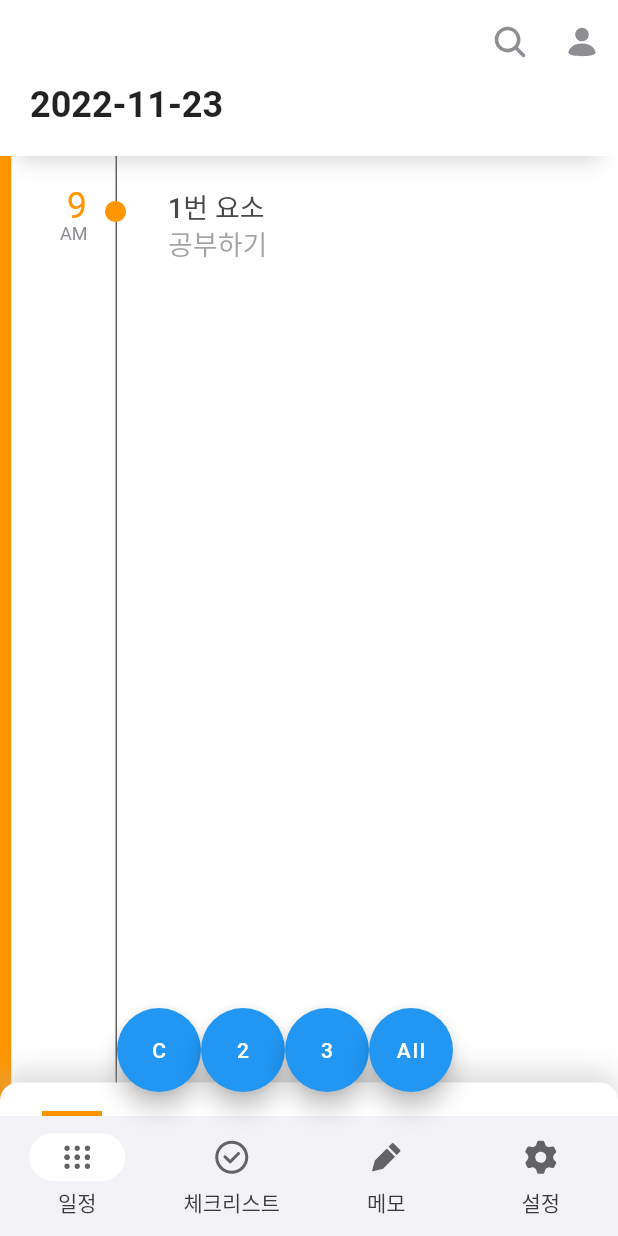
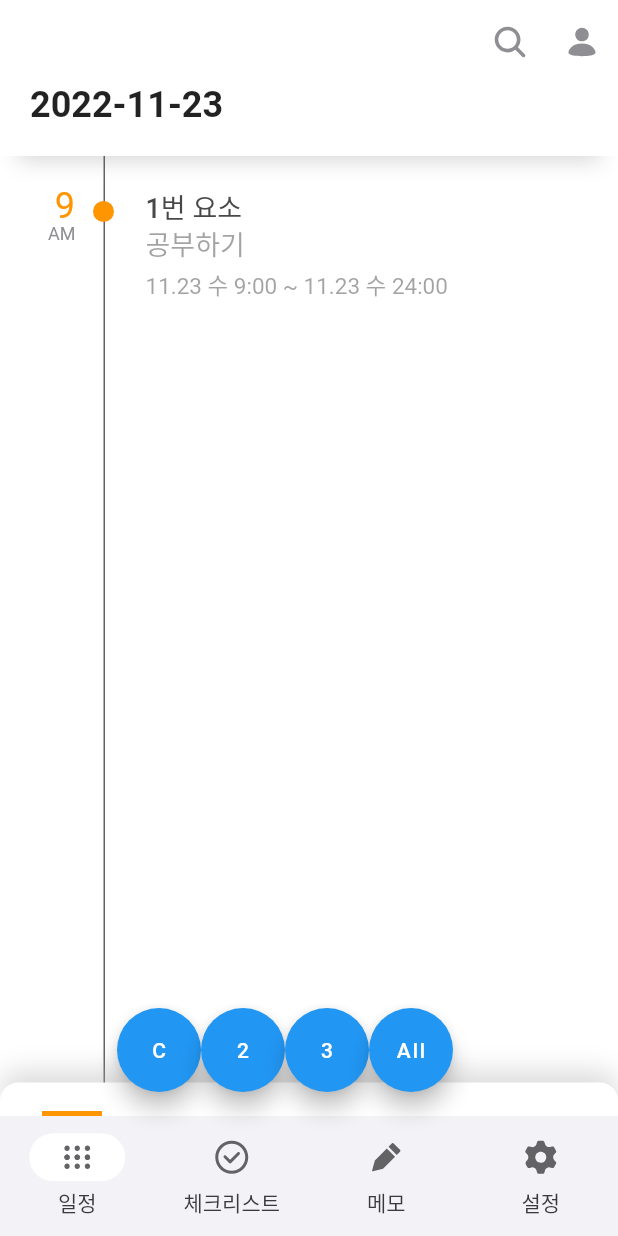
Before and after one commit to woori-side-team/calendar, a Flutter app: the DayPage screen opened directly with empty values, scrolled down 158 dp, after a tap on "All", on a phone screen of 412 x 824 dp. Run offline on Flutter 3.47's test engine with Material 2 defaults, Android fonts, the phone set to English and light mode, and no system bars; our stand-ins replace carousel_slider, flutter_svg, freezed_annotation, get_it, hive, hive_flutter and 2 more; accounts and stored records are empty; generated files the repository leaves out were written again; Roboto replaces fonts that are missing (Pretendard).

Commit message:
DayPage 디자인 수정 스케줄 기간을 명시적으로 표시 provider 버그 수정

```diff
--- a/lib/common/utils/custom_date_utils.dart
+++ b/lib/common/utils/custom_date_utils.dart
@@ -99,4 +99,27 @@ class CustomDateUtils {
 
     return weeks;
   }
+
+  /// 영어 요일 한글로 변환
+  static String getKoreanDayOfWeek(String dayOfWeek){
+    switch(dayOfWeek){
+      case 'Sun':
+        return '일';
+      case 'Mon':
+        return '월';
+      case 'Tue':
+        return '화';
+      case 'Wed':
+        return '수';
+      case 'Thu':
+        return '목';
+      case 'Fri':
+        return '금';
+      case 'Sat':
+        return '토';
+      default:
+        assert(false, 'CustomDateUtils: getKoreanDayOfWeek error.');
+        return '';
+    }
+  }
 }
--- a/lib/domain/use_cases/schedule_use_cases.dart
+++ b/lib/domain/use_cases/schedule_use_cases.dart
@@ -36,3 +36,14 @@ class DeleteAllSchedulesUseCase {
     await _scheduleRepository.deleteAllSchedules();
   }
 }
+
+@injectable
+class DeleteScheduleUseCase {
+  final ScheduleRepository _scheduleRepository;
+
+  const DeleteScheduleUseCase(this._scheduleRepository);
+
+  Future<void> call(String id) async {
+    await _scheduleRepository.deleteSchedule(id);
+  }
+}
--- a/lib/presentation/providers/schedules_provider.dart
+++ b/lib/presentation/providers/schedules_provider.dart
@@ -2,6 +2,7 @@ import 'package:calendar/common/utils/custom_date_utils.dart';
 import 'package:calendar/common/utils/custom_string_utils.dart';
 import 'package:calendar/domain/models/schedule_model.dart';
 import 'package:calendar/domain/use_cases/schedule_use_cases.dart';
+import 'package:collection/collection.dart';
 import 'package:flutter/material.dart';
 import 'package:injectable/injectable.dart';
 
@@ -10,6 +11,7 @@ class SchedulesProvider with ChangeNotifier {
   final AddScheduleUseCase _addScheduleUseCase;
   final GetSchedulesAtMonthUseCase _getSchedulesAtMonthUseCase;
   final DeleteAllSchedulesUseCase _deleteAllSchedulesUseCase;
+  final DeleteScheduleUseCase _deleteScheduleUseCase;
 
   /// 변화 있을 때마다 이번 달 일정들을 미리 계산해서 여기에 캐싱.
   List<ScheduleModel> _selectedMonthSchedulesCache = [];
@@ -22,7 +24,7 @@ class SchedulesProvider with ChangeNotifier {
   int _nextItemIndex = 0;
 
   SchedulesProvider(this._addScheduleUseCase, this._getSchedulesAtMonthUseCase,
-      this._deleteAllSchedulesUseCase) {
+      this._deleteAllSchedulesUseCase, this._deleteScheduleUseCase) {
     // 시작 때 필요 데이터 로딩.
     (() async {
       await _loadData();
@@ -42,7 +44,14 @@ class SchedulesProvider with ChangeNotifier {
     notifyListeners();
   }
 
-  get selectedMonthSchedules => _selectedMonthSchedulesCache;
+  List<ScheduleModel> get selectedMonthSchedules =>
+      _selectedMonthSchedulesCache;
+
+  List<ScheduleModel> get sortedSelectedMonthSchedules {
+    final sortedList = [..._selectedMonthSchedulesCache];
+    sortedList.sort((a, b) => a.start.compareTo(b.start));
+    return sortedList;
+  }
 
   /// day에 있는 스케줄 불러오기
   List<ScheduleModel> getOneDaySchedules(DateTime day) {
@@ -53,12 +62,21 @@ class SchedulesProvider with ChangeNotifier {
           day.isAtSameMomentAs(schedule.end);
     }
 
-    return selectedMonthSchedules
+    return _selectedMonthSchedulesCache
         .where((e) =>
             CustomDateUtils.areSameDays(e.start, day) ||
             CustomDateUtils.areSameDays(e.end, day) ||
             isBetweenStartAndEnd(e, day))
         .toList();
+  }
+
+  List<ScheduleModel> getSortedOneDaySchedules(DateTime day) {
+    List<ScheduleModel> sortedList =
+        getOneDaySchedules(day).sorted((a, b) => a.start.compareTo(b.start));
+    List<ScheduleModel> sortedAllDayList = sortedList.where((e) => e.type == ScheduleType.allDay).toList();
+    sortedList.removeWhere((e) => e.type == ScheduleType.allDay);
+    sortedList.insertAll(0, sortedAllDayList);
+    return sortedList;
   }
 
   /// 테스트용.
@@ -91,8 +109,10 @@ class SchedulesProvider with ChangeNotifier {
   Future<void> generateAllDaySchedule(DateTime day) async {
     // 테스트용 시작 시간
     int startHour = _nextStartHour;
-    int endHour = (startHour + 2) % 24;
-    _nextStartHour = endHour;
+    int endHour = 24;
+    DateTime realRecordedDateTime =
+        DateTime(day.year, day.month, day.day, 23, 59, 59);
+    _nextStartHour = (startHour + 2) % 24;
     _nextItemIndex++;
 
     final schedule = ScheduleModel(
@@ -101,7 +121,7 @@ class SchedulesProvider with ChangeNotifier {
         content: '공부하기',
         type: ScheduleType.allDay,
         start: DateTime(day.year, day.month, day.day, startHour),
-        end: DateTime(day.year, day.month, day.day, endHour),
+        end: realRecordedDateTime,
         colorIndex: _nextItemIndex % 4);
 
     await _addScheduleUseCase(schedule);
@@ -116,6 +136,12 @@ class SchedulesProvider with ChangeNotifier {
     notifyListeners();
   }
 
+  Future<void> deleteSchedule(String id) async {
+    await _deleteScheduleUseCase(id);
+    await _loadData();
+    notifyListeners();
+  }
+
   /// DB에서 캐싱할 것들 로딩.
   Future<void> _loadData() async {
     _selectedMonthSchedulesCache =
--- a/lib/presentation/providers/sheet_provider.dart
+++ b/lib/presentation/providers/sheet_provider.dart
@@ -6,6 +6,8 @@ import 'package:flutter/material.dart';
 import '../../common/utils/custom_date_utils.dart';
 import '../widgets/common/custom_theme.dart';
 
+enum SheetMode { edit, view }
+
 class SheetProvider with ChangeNotifier {
   // page마다 sheet는 다 다른 시트이기 때문에,
   // DraggableScrollableController 하나를 다같이 쓰면
@@ -13,7 +15,8 @@ class SheetProvider with ChangeNotifier {
   // 그래서 page마다 다 다른 controller를 할당
   final List<DraggableScrollableController> _sheetScrollControllers = [];
   final Color disableColor = CustomTheme.gray.gray3;
-  final List<Color> _editColors = [CustomTheme.gray.gray3,];
+  final List<Color> _editColors = [CustomTheme.gray.gray3];
+  final List<SheetMode> _sheetModes = [SheetMode.view];
   Timer? _debounce;
 
   @override
@@ -28,6 +31,7 @@ class SheetProvider with ChangeNotifier {
   void addScrollController() {
     _sheetScrollControllers.add(DraggableScrollableController());
     _editColors.add(disableColor);
+    _sheetModes.add(SheetMode.view);
   }
 
   List<DraggableScrollableController> get sheetScrollControllers =>
@@ -35,24 +39,39 @@ class SheetProvider with ChangeNotifier {
 
   List<Color> get editColors => _editColors;
 
+  List<SheetMode> get sheetModes => _sheetModes;
+
   void setEditColor(int scrollControllerIndex, double size) {
     if (_debounce?.isActive ?? false) _debounce?.cancel();
-    _debounce = Timer(const Duration(milliseconds: 250), () {
+    _debounce = Timer(const Duration(milliseconds: 150), () {
       if (_sheetScrollControllers[scrollControllerIndex].isAttached &&
           _sheetScrollControllers[scrollControllerIndex].size >= 0.4) {
         _editColors[scrollControllerIndex] = CustomTheme.tint.blue;
       } else {
         _editColors[scrollControllerIndex] = CustomTheme.gray.gray3;
+        // 바텀시트가 최하단으로 내려가면 edit mode 해제
+        setSheetViewMode(scrollControllerIndex);
       }
       notifyListeners();
     });
   }
 
+  void setSheetViewMode(int scrollControllerIndex){
+    _sheetModes[scrollControllerIndex] = SheetMode.view;
+    notifyListeners();
+  }
+
+  void setSheetEditMode(int scrollControllerIndex){
+    _sheetModes[scrollControllerIndex] = SheetMode.edit;
+    notifyListeners();
+  }
+
   /// DateTime.now()와 target이 며칠 차이나는지 반환
   int getDCount(DateTime target) {
     final startDate = DateTime(target.year, target.month, target.day);
+    final now = CustomDateUtils.getNow();
     final nowDate =
-        DateTime(DateTime.now().year, DateTime.now().month, DateTime.now().day);
+        DateTime(now.year, now.month, now.day);
     return startDate.difference(nowDate).inDays;
   }
 
--- a/lib/presentation/widgets/schedule/day_page.dart
+++ b/lib/presentation/widgets/schedule/day_page.dart
@@ -1,3 +1,4 @@
+import 'package:calendar/common/utils/custom_date_utils.dart';
 import 'package:calendar/common/utils/custom_route_utils.dart';
 import 'package:calendar/domain/models/schedule_model.dart';
 import 'package:calendar/presentation/providers/schedules_provider.dart';
@@ -7,7 +8,6 @@ import 'package:calendar/presentation/widgets/layout/custom_app_bar.dart';
 import 'package:calendar/presentation/widgets/layout/custom_navigation_bar.dart';
 import 'package:calendar/presentation/widgets/schedule/month_page.dart';
 import 'package:calendar/presentation/widgets/schedule/schedule_sheet.dart';
-import 'package:collection/collection.dart';
 import 'package:flutter/material.dart';
 import 'package:intl/intl.dart';
 import 'package:provider/provider.dart';
@@ -22,10 +22,9 @@ class DayPage extends StatelessWidget {
     required String title,
     required String content,
     required Color color,
-    required double contentBoxHeight,
   }) {
     return Container(
-      height: contentBoxHeight - 24,
+      width: double.infinity,
       padding: const EdgeInsets.symmetric(horizontal: 14, vertical: 8),
       decoration:
           BoxDecoration(color: color, borderRadius: BorderRadius.circular(14)),
@@ -60,10 +59,8 @@ class DayPage extends StatelessWidget {
     required String title,
     required String content,
     required Color color,
-    required double contentBoxHeight,
   }) {
     return SizedBox(
-      height: contentBoxHeight - 24,
       child: Column(
         crossAxisAlignment: CrossAxisAlignment.start,
         children: [
@@ -91,6 +88,32 @@ class DayPage extends StatelessWidget {
     );
   }
 
+  Widget _createDateRangeText(ScheduleModel schedule) {
+    String startDayOfWeek = CustomDateUtils.getKoreanDayOfWeek(
+        DateFormat('E').format(schedule.start));
+    String endDayOfWeek = CustomDateUtils.getKoreanDayOfWeek(
+        DateFormat('E').format(schedule.end));
+    // 24시를 저장하려고 하면 다음 날 0시로 저장된다.
+    // 24시 저장 대신에 23시 59분 59초로 저장하게 했다.(SchedulesProvider에서)
+    // 59초를 저장할린 없지 않겠는가? 그래서 59초인지 아닌지로 판단하게 했다.
+    String endHour = schedule.end.second == 59
+        ? '24:00'
+        : DateFormat('H:mm').format(schedule.end);
+
+    return Text(
+      '${DateFormat('MM.dd').format(schedule.start)} '
+      '$startDayOfWeek '
+      '${DateFormat('H:mm').format(schedule.start)} '
+      '~ ${DateFormat('MM.dd').format(schedule.end)} '
+      '$endDayOfWeek '
+      '$endHour',
+      style: TextStyle(
+        fontSize: 15,
+        color: CustomTheme.scale.scale8.withOpacity(0.5),
+      ),
+    );
+  }
+
   Widget _createScheduleRow(ScheduleModel schedule) {
     final int time = schedule.start.hour;
     final String amPm = time < 12 ? 'AM' : 'PM';
@@ -99,7 +122,6 @@ class DayPage extends StatelessWidget {
     final Color color = markerColors[schedule.colorIndex % markerColors.length];
     int progressTime = schedule.end.hour - schedule.start.hour;
     if (progressTime < 0) progressTime = 1;
-    final double contentBoxHeight = 100 + progressTime.toDouble() * 25;
 
     return Row(
       crossAxisAlignment: CrossAxisAlignment.start,
@@ -108,7 +130,7 @@ class DayPage extends StatelessWidget {
           crossAxisAlignment: CrossAxisAlignment.end,
           children: [
             Padding(
-              padding: const EdgeInsets.only(left: 37, top: 24),
+              padding: const EdgeInsets.only(left: 29, top: 24),
               child: Container(
                 width: 21,
                 height: 22,
@@ -127,7 +149,7 @@ class DayPage extends StatelessWidget {
               ),
             ),
             Container(
-              margin: const EdgeInsets.only(left: 36, right: 1),
+              margin: const EdgeInsets.only(left: 28, right: 1),
               width: 21,
               height: 12,
               alignment: AlignmentDirectional.centerEnd,
@@ -156,9 +178,12 @@ class DayPage extends StatelessWidget {
           ),
         ),
         Expanded(
-          child: Padding(
+          child: Column(
+            crossAxisAlignment: CrossAxisAlignment.start,
+            children: [
+              Padding(
                 padding: EdgeInsets.only(
-                left: schedule.type == ScheduleType.hours ? 14 : 28,
+                    left: schedule.type == ScheduleType.hours ? 14 : 21,
                     top: 24,
                     right: 12),
                 child: schedule.type == ScheduleType.hours
@@ -166,14 +191,21 @@ class DayPage extends StatelessWidget {
                         title: title,
                         content: content,
                         color: color,
-                    contentBoxHeight: contentBoxHeight,
                       )
                     : _createAllDayScheduleTextContainer(
                         title: title,
                         content: content,
                         color: color,
-                    contentBoxHeight: contentBoxHeight,
                       ),
+              ),
+              Padding(
+                padding: EdgeInsets.only(
+                  top: 4,
+                  left: schedule.type == ScheduleType.hours ? 14 : 21,
+                ),
+                child: _createDateRangeText(schedule),
+              ),
+            ],
           ),
         ),
       ],
@@ -205,12 +237,7 @@ class DayPage extends StatelessWidget {
   @override
   Widget build(BuildContext context) {
     final schedulesProvider = context.watch<SchedulesProvider>();
-    final currentSchedules = schedulesProvider
-        .getOneDaySchedules(selectedDate)
-        .sorted((a, b) => a.start.compareTo(b.start));
-    final allDaySchedules = currentSchedules
-        .where((schedule) => schedule.type == ScheduleType.allDay)
-        .toList();
+    final currentSchedules = schedulesProvider.getSortedOneDaySchedules(selectedDate);
 
     return Scaffold(
         backgroundColor: CustomTheme.background.primary,
@@ -254,34 +281,8 @@ class DayPage extends StatelessWidget {
                 Flexible(
                     child: Stack(
                   children: [
-                    Row(
-                      mainAxisSize: MainAxisSize.min,
-                      children: [
-                        Flexible(
-                          child: ListView.separated(
-                              scrollDirection: Axis.horizontal,
-                              itemBuilder: (context, index) {
-                                return Container(
-                                  width: 7.5,
-                                  color: markerColors[
-                                      allDaySchedules[index].colorIndex %
-                                          markerColors.length],
-                                );
-                              },
-                              separatorBuilder: (context, index) {
-                                return const SizedBox(
-                                  width: 0.1,
-                                );
-                              },
-                              itemCount: allDaySchedules.length <=
-                                      3
-                                  ? allDaySchedules.length
-                                  : 3),
-                        ),
-                      ],
-                    ),
                     Padding(
-                      padding: const EdgeInsets.only(left: 77.0),
+                      padding: const EdgeInsets.only(left: 69.0),
                       child: VerticalDivider(
                         color: CustomTheme.scale.scale7,
                         indent: 0,
@@ -293,9 +294,13 @@ class DayPage extends StatelessWidget {
                     ListView.builder(
                       padding: EdgeInsets.zero,
                       physics: const ClampingScrollPhysics(),
-                      itemCount: currentSchedules.length,
+                      itemCount: currentSchedules.length + 1,
                       itemBuilder: (BuildContext context, int index) {
+                        if (index != currentSchedules.length) {
                           return _createScheduleRow(currentSchedules[index]);
+                        }
+                        // 맨밑 아이템이 바텀시트에 가리지 않게 하기 위함
+                        return const SizedBox(height: 50);
                       },
                     ),
                   ],
--- a/lib/presentation/widgets/schedule/month_selector.dart
+++ b/lib/presentation/widgets/schedule/month_selector.dart
@@ -32,7 +32,7 @@ class MonthSelector extends StatelessWidget {
         createPrevItem: (item) => DateTime(item.year, item.month - 1),
         createNextItem: (item) => DateTime(item.year, item.month + 1),
         onSelectItem: (item) {
-          context.watch<SchedulesProvider>().setSelectedMonthDate(item);
+          context.read<SchedulesProvider>().setSelectedMonthDate(item);
         },
         renderItem: (item, isActive, index, controller) {
           final text = '${item.year}.${'${item.month}'.padLeft(2, '0')}';
--- a/lib/presentation/widgets/schedule/schedule_sheet.dart
+++ b/lib/presentation/widgets/schedule/schedule_sheet.dart
@@ -11,8 +11,6 @@ import 'package:provider/provider.dart';
 
 import '../common/marker_colors.dart';
 
-enum _Mode { edit, view }
-
 class ScheduleSheet extends StatefulWidget {
   const ScheduleSheet({super.key, this.minSizeRatio});
 
@@ -25,19 +23,16 @@ class ScheduleSheet extends StatefulWidget {
 }
 
 class _ScheduleSheet extends State<ScheduleSheet> {
-  late _Mode _mode;
   late int sheetIndex;
 
   void _handlePressEdit() {
-    setState(() {
-      _mode = _Mode.edit;
-    });
+    final viewModel = context.read<SheetProvider>();
+    viewModel.setSheetEditMode(sheetIndex);
   }
 
   void _handlePressView() {
-    setState(() {
-      _mode = _Mode.view;
-    });
+    final viewModel = context.read<SheetProvider>();
+    viewModel.setSheetViewMode(sheetIndex);
   }
 
   @override
@@ -45,7 +40,6 @@ class _ScheduleSheet extends State<ScheduleSheet> {
     super.initState();
     final viewModel = context.read<SheetProvider>();
     sheetIndex = viewModel.sheetScrollControllers.length;
-    _mode = _Mode.view;
   }
 
   Widget _createHeader(SheetProvider viewModel) {
@@ -59,7 +53,7 @@ class _ScheduleSheet extends State<ScheduleSheet> {
                   fontSize: 17,
                   fontWeight: FontWeight.w600,
                   color: CustomTheme.scale.scale10)),
-          _mode == _Mode.view
+          viewModel.sheetModes[sheetIndex] == SheetMode.view
               ? TextButton(
                   onPressed: viewModel.editColors[sheetIndex] != viewModel.disableColor
                       ? _handlePressEdit
@@ -79,6 +73,7 @@ class _ScheduleSheet extends State<ScheduleSheet> {
     const controlWidth = 24.0;
     const controlHeight = 24.0;
     final dCount = viewModel.getDCount(schedule.start);
+    final schedulesProvider = context.read<SchedulesProvider>();
 
     return Container(
         height: 24,
@@ -103,7 +98,6 @@ class _ScheduleSheet extends State<ScheduleSheet> {
               child: TextButton(
                   onPressed: () {
                     // TODO 여러 날 스케줄은 어떻게?
-                    final schedulesProvider = context.read<SchedulesProvider>();
                     schedulesProvider.getOneDaySchedules(schedule.start);
                     CustomRouteUtils.push(context, DayPage.routeName,
                         arguments: schedule.start);
@@ -118,7 +112,7 @@ class _ScheduleSheet extends State<ScheduleSheet> {
                               color: CustomTheme.scale.max,
                               fontSize: 14,
                               fontWeight: FontWeight.w400))))),
-          _mode == _Mode.view
+          viewModel.sheetModes[sheetIndex] == SheetMode.view
               ? Container()
               : Row(children: [
                   SizedBox(
@@ -135,8 +129,11 @@ class _ScheduleSheet extends State<ScheduleSheet> {
                       width: controlWidth,
                       height: controlHeight,
                       child: IconButton(
-                          onPressed: () {
-                            // TODO.
+                          onPressed: () async {
+                            await schedulesProvider.deleteSchedule(schedule.id);
+                            if(schedulesProvider.selectedMonthSchedules.isEmpty){
+                              viewModel.setSheetViewMode(sheetIndex);
+                            }
                           },
                           padding: const EdgeInsets.all(0),
                           icon: SvgPicture.asset(
@@ -155,7 +152,7 @@ class _ScheduleSheet extends State<ScheduleSheet> {
   }
 
   Widget _createContent(SheetProvider viewModel, BuildContext context) {
-    final schedules = context.watch<SchedulesProvider>().selectedMonthSchedules;
+    final schedules = context.watch<SchedulesProvider>().sortedSelectedMonthSchedules;
     final schedulesToShow =
         schedules.where((schedule) => viewModel.isScheduleToShow(schedule));
 
```
Lines whose indentation alone changed are shown as unchanged.
